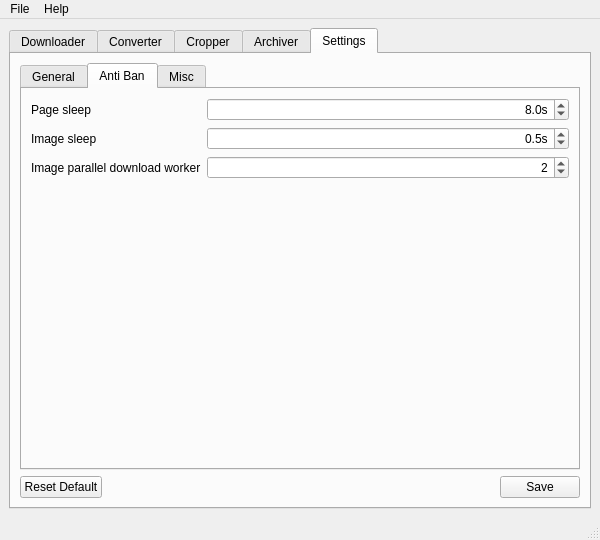
Qt form uis/main_window.ui (freedy82/Comic-Toolbox) before a commit.
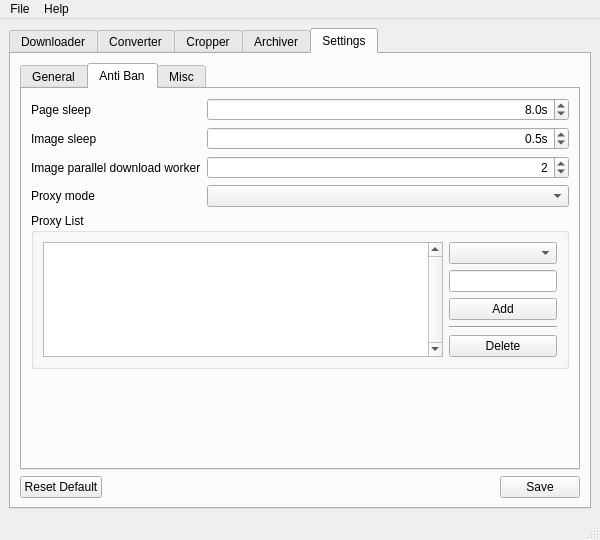
The same form after that commit. The open tabs and pages were chosen to show the change. Icons and pictures are not drawn.

Commit message: Added proxy support

```diff
--- a/uis/main_window.ui
+++ b/uis/main_window.ui
@@ -1205,13 +1205,9 @@
            <attribute name="title">
             <string>Anti Ban</string>
            </attribute>
+           <layout class="QVBoxLayout" name="verticalLayout_9">
+            <item>
            <layout class="QFormLayout" name="formLayout_2">
-            <property name="fieldGrowthPolicy">
-             <enum>QFormLayout::AllNonFixedFieldsGrow</enum>
-            </property>
-            <property name="labelAlignment">
-             <set>Qt::AlignLeading|Qt::AlignLeft|Qt::AlignVCenter</set>
-            </property>
             <item row="0" column="0">
              <widget class="QLabel" name="lbl_settings_page_sleep">
               <property name="text">
@@ -1293,6 +1289,121 @@
               </property>
              </widget>
             </item>
+              <item row="3" column="0">
+               <widget class="QLabel" name="lbl_settings_proxy_mode">
+                <property name="text">
+                 <string>Proxy mode</string>
+                </property>
+               </widget>
+              </item>
+              <item row="3" column="1">
+               <widget class="QComboBox" name="cbx_settings_proxy_mode"/>
+              </item>
+             </layout>
+            </item>
+            <item>
+             <widget class="QGroupBox" name="group_settings_proxy_list">
+              <property name="enabled">
+               <bool>true</bool>
+              </property>
+              <property name="sizePolicy">
+               <sizepolicy hsizetype="Preferred" vsizetype="Preferred">
+                <horstretch>0</horstretch>
+                <verstretch>0</verstretch>
+               </sizepolicy>
+              </property>
+              <property name="title">
+               <string>Proxy List</string>
+              </property>
+              <layout class="QHBoxLayout" name="horizontalLayout_2">
+               <item>
+                <widget class="QListWidget" name="list_settings_proxy">
+                 <property name="sizePolicy">
+                  <sizepolicy hsizetype="Expanding" vsizetype="Maximum">
+                   <horstretch>0</horstretch>
+                   <verstretch>0</verstretch>
+                  </sizepolicy>
+                 </property>
+                 <property name="maximumSize">
+                  <size>
+                   <width>16777215</width>
+                   <height>120</height>
+                  </size>
+                 </property>
+                 <property name="verticalScrollBarPolicy">
+                  <enum>Qt::ScrollBarAlwaysOn</enum>
+                 </property>
+                 <property name="horizontalScrollBarPolicy">
+                  <enum>Qt::ScrollBarAsNeeded</enum>
+                 </property>
+                 <property name="editTriggers">
+                  <set>QAbstractItemView::NoEditTriggers</set>
+                 </property>
+                 <property name="selectionMode">
+                  <enum>QAbstractItemView::ExtendedSelection</enum>
+                 </property>
+                </widget>
+               </item>
+               <item>
+                <layout class="QVBoxLayout" name="layout_settings_proxy_button">
+                 <item>
+                  <widget class="QComboBox" name="cbx_settings_proxy_type"/>
+                 </item>
+                 <item>
+                  <widget class="QLineEdit" name="txt_settings_proxy_ip">
+                   <property name="sizePolicy">
+                    <sizepolicy hsizetype="Preferred" vsizetype="Fixed">
+                     <horstretch>0</horstretch>
+                     <verstretch>0</verstretch>
+                    </sizepolicy>
+                   </property>
+                   <property name="toolTip">
+                    <string>IP:PORT</string>
+                   </property>
+                  </widget>
+                 </item>
+                 <item>
+                  <widget class="QPushButton" name="btn_settings_proxy_add">
+                   <property name="text">
+                    <string>Add</string>
+                   </property>
+                  </widget>
+                 </item>
+                 <item>
+                  <widget class="Line" name="line_settings_proxy">
+                   <property name="orientation">
+                    <enum>Qt::Horizontal</enum>
+                   </property>
+                  </widget>
+                 </item>
+                 <item>
+                  <widget class="QPushButton" name="btn_settings_proxy_delete">
+                   <property name="text">
+                    <string>Delete</string>
+                   </property>
+                  </widget>
+                 </item>
+                </layout>
+               </item>
+              </layout>
+             </widget>
+            </item>
+            <item>
+             <spacer name="spacer_settings_anti_ban">
+              <property name="orientation">
+               <enum>Qt::Vertical</enum>
+              </property>
+              <property name="sizeType">
+               <enum>QSizePolicy::Expanding</enum>
+              </property>
+              <property name="sizeHint" stdset="0">
+               <size>
+                <width>20</width>
+                <height>97</height>
+               </size>
+              </property>
+             </spacer>
+            </item>
            </layout>
           </widget>
           <widget class="QWidget" name="tab_settings_misc">
```
Left out of the diff: 6 changed lines with no effect on the pictures. Lines whose indentation alone changed are shown as unchanged. The commit also changes 16 other files.
